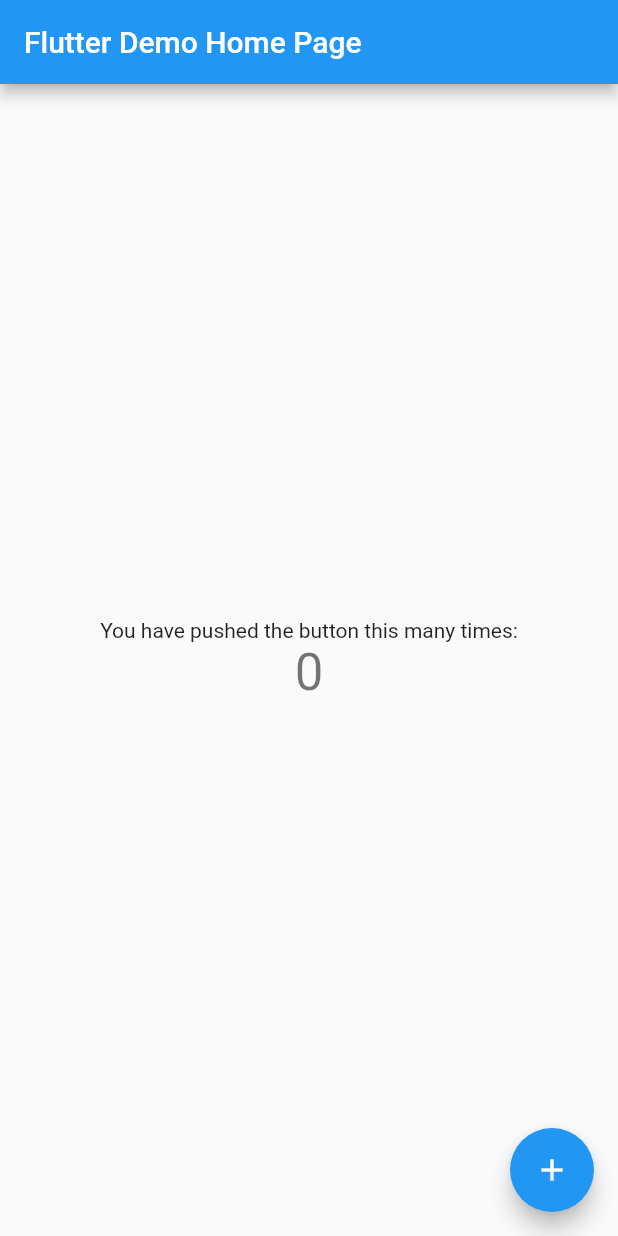
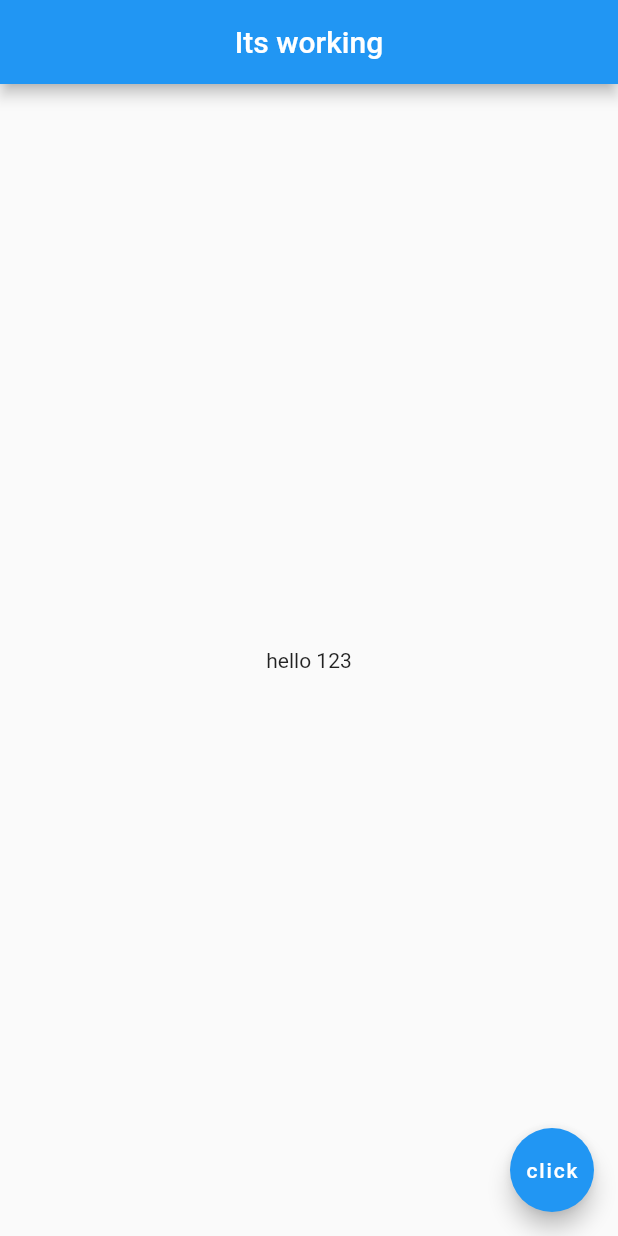
Before and after one commit to Hemanth10081999/flutter_apps, a Flutter app: the screen it shows after launch, on a phone screen of 412 x 824 dp. Run offline on Flutter 3.47's test engine with Material 2 defaults, Android fonts, the light colour scheme and no system bars.

Commit message:
scaffold basics

```diff
--- a/myapp/lib/main.dart
+++ b/myapp/lib/main.dart
@@ -1,111 +1,16 @@
 import 'package:flutter/material.dart';
 
-void main() => runApp(MyApp());
-
-class MyApp extends StatelessWidget {
-  // This widget is the root of your application.
-  @override
-  Widget build(BuildContext context) {
-    return MaterialApp(
-      title: 'Flutter Demo',
-      theme: ThemeData(
-        // This is the theme of your application.
-        //
-        // Try running your application with "flutter run". You'll see the
-        // application has a blue toolbar. Then, without quitting the app, try
-        // changing the primarySwatch below to Colors.green and then invoke
-        // "hot reload" (press "r" in the console where you ran "flutter run",
-        // or simply save your changes to "hot reload" in a Flutter IDE).
-        // Notice that the counter didn't reset back to zero; the application
-        // is not restarted.
-        primarySwatch: Colors.blue,
-      ),
-      home: MyHomePage(title: 'Flutter Demo Home Page'),
-    );
-  }
-}
-
-class MyHomePage extends StatefulWidget {
-  MyHomePage({Key key, this.title}) : super(key: key);
-
-  // This widget is the home page of your application. It is stateful, meaning
-  // that it has a State object (defined below) that contains fields that affect
-  // how it looks.
-
-  // This class is the configuration for the state. It holds the values (in this
-  // case the title) provided by the parent (in this case the App widget) and
-  // used by the build method of the State. Fields in a Widget subclass are
-  // always marked "final".
-
-  final String title;
-
-  @override
-  _MyHomePageState createState() => _MyHomePageState();
-}
-
-class _MyHomePageState extends State<MyHomePage> {
-  int _counter = 0;
-
-  void _incrementCounter() {
-    setState(() {
-      // This call to setState tells the Flutter framework that something has
-      // changed in this State, which causes it to rerun the build method below
-      // so that the display can reflect the updated values. If we changed
-      // _counter without calling setState(), then the build method would not be
-      // called again, and so nothing would appear to happen.
-      _counter++;
-    });
-  }
-
-  @override
-  Widget build(BuildContext context) {
-    // This method is rerun every time setState is called, for instance as done
-    // by the _incrementCounter method above.
-    //
-    // The Flutter framework has been optimized to make rerunning build methods
-    // fast, so that you can just rebuild anything that needs updating rather
-    // than having to individually change instances of widgets.
-    return Scaffold(
+void main() => runApp(MaterialApp(
+  home: Scaffold(
     appBar: AppBar(
-        // Here we take the value from the MyHomePage object that was created by
-        // the App.build method, and use it to set our appbar title.
-        title: Text(widget.title),
+      title: Text('Its working'),
+      centerTitle: true,
     ),
     body: Center(
-        // Center is a layout widget. It takes a single child and positions it
-        // in the middle of the parent.
-        child: Column(
-          // Column is also a layout widget. It takes a list of children and
-          // arranges them vertically. By default, it sizes itself to fit its
-          // children horizontally, and tries to be as tall as its parent.
-          //
-          // Invoke "debug painting" (press "p" in the console, choose the
-          // "Toggle Debug Paint" action from the Flutter Inspector in Android
-          // Studio, or the "Toggle Debug Paint" command in Visual Studio Code)
-          // to see the wireframe for each widget.
-          //
-          // Column has various properties to control how it sizes itself and
-          // how it positions its children. Here we use mainAxisAlignment to
-          // center the children vertically; the main axis here is the vertical
-          // axis because Columns are vertical (the cross axis would be
-          // horizontal).
-          mainAxisAlignment: MainAxisAlignment.center,
-          children: <Widget>[
-            Text(
-              'You have pushed the button this many times:',
+      child: Text('hello 123'),
     ),
-            Text(
-              '$_counter',
-              style: Theme.of(context).textTheme.display1,
-            ),
-          ],
+    floatingActionButton: FloatingActionButton(
+      child: Text('click'),
     ),
   ),
-      floatingActionButton: FloatingActionButton(
-        onPressed: _incrementCounter,
-        tooltip: 'Increment',
-        child: Icon(Icons.add),
-      ), // This trailing comma makes auto-formatting nicer for build methods.
-    );
-  }
-}
+));
```
Lines whose indentation alone changed are shown as unchanged.
